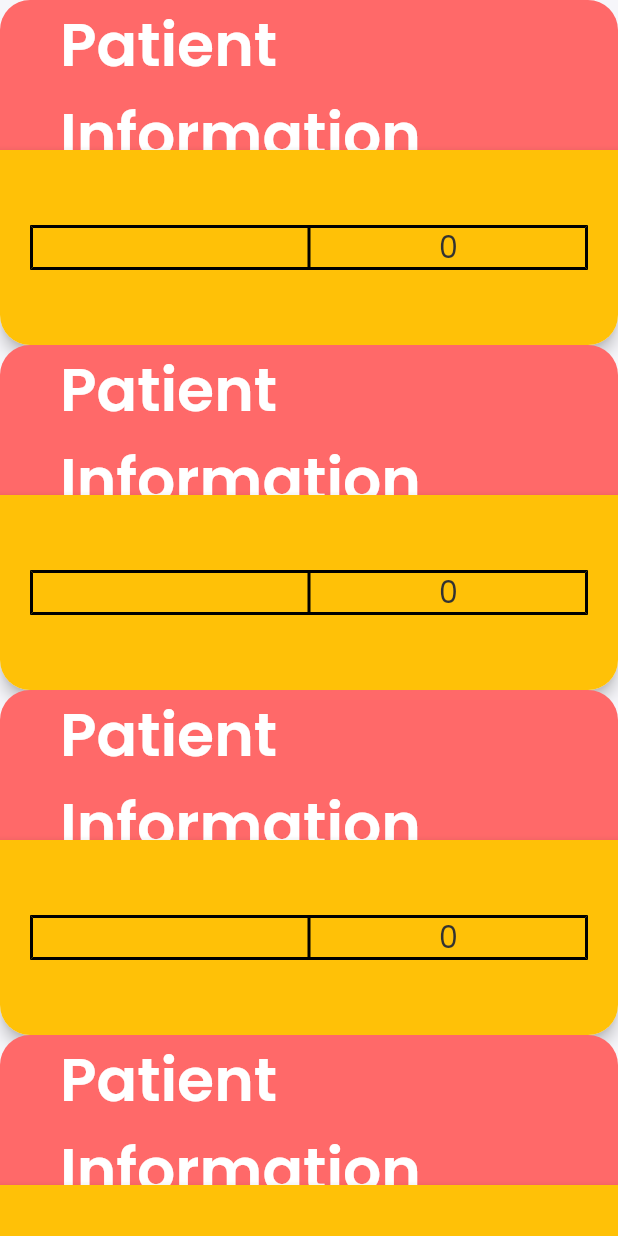
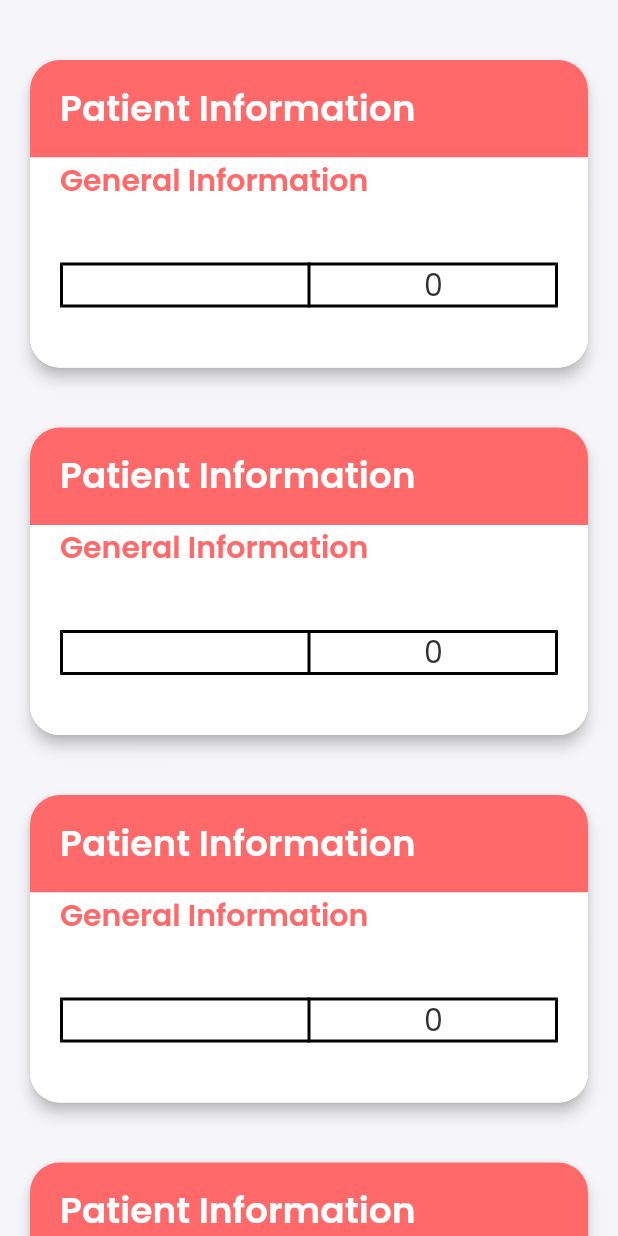
Before and after one commit to riqi3/CapstoneSAMS, a Flutter app: the HealthRecordsScreen screen opened directly with empty values, on a phone screen of 412 x 824 dp. Run offline on Flutter 3.47's test engine with Material 2 defaults, Android fonts, the phone set to English and light mode, and no system bars; our stand-ins replace dio, dropdown_search, font_awesome_flutter; accounts and stored records are empty; network calls fail.

Commit message:
responsiveness, scrollability

```diff
--- a/capstone_sams/lib/global-widgets/search-bar/SearchMedicineDelegate.dart
+++ b/capstone_sams/lib/global-widgets/search-bar/SearchMedicineDelegate.dart
@@ -79,7 +79,7 @@ class SearchMedicineDelegate extends SearchDelegate<String> {
                         Text(
                           '${medicine[index].drugCode}',
                           style: TextStyle(
-                            fontSize: Sizing.textSize,
+                            fontSize: Sizing.header5,
                             fontWeight: FontWeight.w600,
                           ),
                         ),
@@ -87,7 +87,7 @@ class SearchMedicineDelegate extends SearchDelegate<String> {
                         Text(
                           '${medicine[index].name}',
                           style: TextStyle(
-                            fontSize: Sizing.textSize,
+                            fontSize: Sizing.header5,
                             fontWeight: FontWeight.normal,
                           ),
                         ),
--- a/capstone_sams/lib/global-widgets/search-bar/widgets/SearchBarWidget.dart
+++ b/capstone_sams/lib/global-widgets/search-bar/widgets/SearchBarWidget.dart
@@ -20,8 +20,8 @@ class _SearchBarWidgetState extends State<SearchBarWidget> {
   @override
   Widget build(BuildContext context) {
     final currentWidth = MediaQuery.of(context).size.width;
-    final double minWidth = 250;
-    final double maxWidth = 400;
+    final double minWidth = 200;
+    final double maxWidth = 250;
     return Container(
       alignment: Alignment.center,
       child: GestureDetector(
--- a/capstone_sams/lib/screens/authentication/LoginScreen.dart
+++ b/capstone_sams/lib/screens/authentication/LoginScreen.dart
@@ -101,7 +101,7 @@ class _LoginScreenState extends State<LoginScreen> {
                     ShortTextfield(
                       controller: usernameController,
                       validator: 'Please input username',
-                      hintText: 'user name',
+                      hintText: 'user namerdDDDDDDDrr',
                     ),
                     PasswordTextfield(
                       controller: passwordController,
--- a/capstone_sams/lib/screens/ehr-list/patient/health-record/HealthRecordScreen.dart
+++ b/capstone_sams/lib/screens/ehr-list/patient/health-record/HealthRecordScreen.dart
@@ -3,6 +3,7 @@ import 'package:capstone_sams/screens/ehr-list/patient/health-record/widgets/Pat
 import 'package:flutter/material.dart';
 
 import '../../../../models/PatientModel.dart';
+import '../../../../theme/Sizing.dart';
 
 class HealthRecordsScreen extends StatefulWidget {
   final Patient patient;
@@ -17,6 +18,12 @@ class _HealthRecordsScreenState extends State<HealthRecordsScreen> {
   Widget build(BuildContext context) {
     return Scaffold(
       body: SingleChildScrollView(
+        padding: EdgeInsets.only(
+          left: Sizing.sectionSymmPadding,
+          right: Sizing.sectionSymmPadding,
+          top: Sizing.sectionSymmPadding,
+          bottom: Sizing.sectionSymmPadding * 4,
+        ),
         scrollDirection: Axis.vertical,
         physics: BouncingScrollPhysics(),
         child: Column(
--- a/capstone_sams/lib/screens/ehr-list/patient/health-record/widgets/PatientInfoCard.dart
+++ b/capstone_sams/lib/screens/ehr-list/patient/health-record/widgets/PatientInfoCard.dart
@@ -14,7 +14,14 @@ class PatientInfoCard extends StatefulWidget {
 class _PatientInfoCardState extends State<PatientInfoCard> {
   @override
   Widget build(BuildContext context) {
-    return Column(
+    return Container(
+      margin: EdgeInsets.symmetric(vertical: Sizing.sectionSymmPadding),
+      child: Material(
+        elevation: Sizing.cardElevation,
+        borderRadius: BorderRadius.all(
+          Radius.circular(Sizing.borderRadius),
+        ),
+        child: Column(
           children: [
             Container(
               decoration: BoxDecoration(
@@ -24,31 +31,50 @@ class _PatientInfoCardState extends State<PatientInfoCard> {
                     topLeft: Radius.circular(Sizing.borderRadius)),
               ),
               alignment: Alignment.centerLeft,
-          padding: EdgeInsets.symmetric(horizontal: 40),
+              padding:
+                  EdgeInsets.symmetric(horizontal: Sizing.sectionSymmPadding),
               width: MediaQuery.of(context).size.width,
-          height: 100,
+              height: Sizing.cardContainerHeight,
               child: Text(
                 'Patient Information',
                 style: TextStyle(
                     color: Pallete.whiteColor,
-                fontSize: 40,
+                    fontSize: Sizing.header3,
                     fontWeight: FontWeight.w600),
               ),
             ),
+            Container(
+              padding:
+                  EdgeInsets.symmetric(horizontal: Sizing.sectionSymmPadding),
+              alignment: Alignment.centerLeft,
+              decoration: BoxDecoration(
+                color: Pallete.whiteColor,
+              ),
+              child: Text(
+                'General Information',
+                style: TextStyle(
+                    color: Pallete.mainColor,
+                    fontSize: Sizing.header4,
+                    fontWeight: FontWeight.w600),
+              ),
+            ),
+
             Material(
-          elevation: Sizing.cardElevation,
+              // elevation: Sizing.cardElevation,
               borderRadius: BorderRadius.only(
                   bottomLeft: Radius.circular(Sizing.borderRadius),
                   bottomRight: Radius.circular(Sizing.borderRadius)),
               child: Container(
                 decoration: BoxDecoration(
-              color: Colors.amber,
+                  color: Pallete.whiteColor,
                   borderRadius: BorderRadius.only(
                       bottomRight: Radius.circular(Sizing.borderRadius),
                       bottomLeft: Radius.circular(Sizing.borderRadius)),
                 ),
-            padding:
-                const EdgeInsets.only(left: 20, right: 20, bottom: 50, top: 50),
+                padding: const EdgeInsets.symmetric(
+                  vertical: Sizing.sectionSymmPadding * 2,
+                  horizontal: Sizing.sectionSymmPadding,
+                ),
                 child: Table(
                   border: TableBorder.all(
                       color: Colors.black, style: BorderStyle.solid, width: 2),
@@ -58,7 +84,7 @@ class _PatientInfoCardState extends State<PatientInfoCard> {
                         children: [
                           Text(
                             '${widget.patient.firstName}',
-                        style: TextStyle(fontSize: 20.0),
+                            style: TextStyle(fontSize: Sizing.header4),
                           ),
                         ],
                       ),
@@ -84,6 +110,8 @@ class _PatientInfoCardState extends State<PatientInfoCard> {
             //   color: Pallete.whiteColor,
             // ),
           ],
+        ),
+      ),
     );
   }
 }
--- a/capstone_sams/lib/screens/home/widgets/NotesSection.dart
+++ b/capstone_sams/lib/screens/home/widgets/NotesSection.dart
@@ -47,7 +47,7 @@ class NotesSection extends StatelessWidget {
                   overflow: TextOverflow.ellipsis,
                   style: TextStyle(
                     color: Pallete.textColor,
-                    fontSize: Sizing.textSizeSection,
+                    fontSize: Sizing.header4,
                     fontWeight: FontWeight.w600,
                   ),
                 ),
--- a/capstone_sams/lib/screens/home/widgets/PatientSection.dart
+++ b/capstone_sams/lib/screens/home/widgets/PatientSection.dart
@@ -32,7 +32,7 @@ class EHRSection extends StatelessWidget {
                   overflow: TextOverflow.ellipsis,
                   style: TextStyle(
                     color: Pallete.textColor,
-                    fontSize: Sizing.textSizeSection,
+                    fontSize: Sizing.header4,
                     fontWeight: FontWeight.w600,
                   ),
                 ),
@@ -82,7 +82,7 @@ class EHRSection extends StatelessWidget {
                           title,
                           overflow: TextOverflow.ellipsis,
                           style: TextStyle(
-                            fontSize: Sizing.textSizeSection,
+                            fontSize: Sizing.header4,
                             color: Pallete.whiteColor,
                             fontWeight: FontWeight.w600,
                           ),
--- a/capstone_sams/lib/theme/sizing.dart
+++ b/capstone_sams/lib/theme/sizing.dart
@@ -2,9 +2,14 @@ class Sizing {
   static const double roundedCorners = 20.0;
   static const double padding = 20.0;
   static const double textSizeAppBar = 20.0;
+  static const double spacing = 10.0;
   static const double appbarElementSpacing = 30;
-  static const double textSizeSection = 20.0;
-  static const double textSize = 18.0;
+  static const double header1 = 40.0;
+  static const double header2 = 30.0;
+  static const double header3 = 24.0;
+  static const double header4 = 20.0;
+  static const double header5 = 18.0;
+  static const double header6 = 14.0;
   static const double iconAppBarSize = 20.0;
   static const double sectionIconSize = 25.0;
   static const double sectionSymmPadding = 20.0;
@@ -12,4 +17,5 @@ class Sizing {
   static const double cardElevation = 4.0;
   static const double borderRadius = 20;
   static const double appbarHeight = 110;
+  static const double cardContainerHeight = 65;
 }
```
Also changed, not shown: capstone_sams/lib/constants/Env.dart (+6 -5 lines), capstone_sams/lib/global-widgets/search-bar/SearchPatientDelegate.dart (+5 -5 lines), capstone_sams/lib/screens/ehr-list/EHRListScreen.dart (+14 -9 lines), capstone_sams/lib/screens/ehr-list/patient/lab/LabScreen.dart (+7 -0 lines), capstone_sams/lib/screens/ehr-list/widgets/PatientCard.dart (+22 -15 lines), 3 other files. Lines whose indentation alone changed are shown as unchanged.
